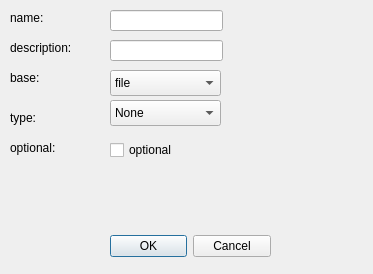
Before: the Qt Designer form pyqt5_ui/inputs.ui in joshicola/gear-building-gui, drawn with Qt 5.
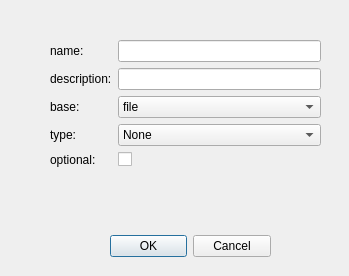
After: the same form once the commit is applied.

```diff
--- a/pyqt5_ui/inputs.ui
+++ b/pyqt5_ui/inputs.ui
@@ -6,8 +6,8 @@
    <rect>
     <x>0</x>
     <y>0</y>
-    <width>373</width>
-    <height>274</height>
+    <width>349</width>
+    <height>276</height>
    </rect>
   </property>
   <property name="windowTitle">
@@ -29,100 +29,45 @@
     <set>QDialogButtonBox::Cancel|QDialogButtonBox::Ok</set>
    </property>
   </widget>
-  <widget class="QLineEdit" name="txt_name">
+  <widget class="QWidget" name="formLayoutWidget">
    <property name="geometry">
     <rect>
-     <x>110</x>
-     <y>10</y>
-     <width>113</width>
-     <height>21</height>
+     <x>50</x>
+     <y>40</y>
+     <width>271</width>
+     <height>151</height>
     </rect>
    </property>
-  </widget>
+   <layout class="QFormLayout" name="formLayout">
+    <item row="0" column="0">
   <widget class="QLabel" name="label">
-   <property name="geometry">
-    <rect>
-     <x>10</x>
-     <y>10</y>
-     <width>60</width>
-     <height>16</height>
-    </rect>
-   </property>
    <property name="text">
     <string>name:</string>
    </property>
   </widget>
+    </item>
+    <item row="0" column="1">
+     <widget class="QLineEdit" name="txt_name"/>
+    </item>
+    <item row="1" column="0">
   <widget class="QLabel" name="label_2">
-   <property name="geometry">
-    <rect>
-     <x>10</x>
-     <y>40</y>
-     <width>81</width>
-     <height>16</height>
-    </rect>
-   </property>
    <property name="text">
     <string>description:</string>
    </property>
   </widget>
+    </item>
+    <item row="1" column="1">
+     <widget class="QLineEdit" name="txt_description"/>
+    </item>
+    <item row="2" column="0">
   <widget class="QLabel" name="label_3">
-   <property name="geometry">
-    <rect>
-     <x>10</x>
-     <y>70</y>
-     <width>41</width>
-     <height>16</height>
-    </rect>
-   </property>
    <property name="text">
     <string>base:</string>
    </property>
   </widget>
-  <widget class="QLabel" name="label_4">
-   <property name="geometry">
-    <rect>
-     <x>10</x>
-     <y>110</y>
-     <width>81</width>
-     <height>16</height>
-    </rect>
-   </property>
-   <property name="text">
-    <string>type:</string>
-   </property>
-  </widget>
-  <widget class="QLabel" name="label_5">
-   <property name="geometry">
-    <rect>
-     <x>10</x>
-     <y>140</y>
-     <width>81</width>
-     <height>16</height>
-    </rect>
-   </property>
-   <property name="text">
-    <string>optional:</string>
-   </property>
-  </widget>
-  <widget class="QLineEdit" name="txt_description">
-   <property name="geometry">
-    <rect>
-     <x>110</x>
-     <y>40</y>
-     <width>113</width>
-     <height>21</height>
-    </rect>
-   </property>
-  </widget>
+    </item>
+    <item row="2" column="1">
   <widget class="QComboBox" name="cbo_base">
-   <property name="geometry">
-    <rect>
-     <x>110</x>
-     <y>70</y>
-     <width>111</width>
-     <height>26</height>
-    </rect>
-   </property>
    <item>
     <property name="text">
      <string>file</string>
@@ -139,15 +84,16 @@
     </property>
    </item>
   </widget>
+    </item>
+    <item row="3" column="0">
+     <widget class="QLabel" name="label_4">
+      <property name="text">
+       <string>type:</string>
+      </property>
+     </widget>
+    </item>
+    <item row="3" column="1">
   <widget class="QComboBox" name="cbo_type">
-   <property name="geometry">
-    <rect>
-     <x>110</x>
-     <y>100</y>
-     <width>111</width>
-     <height>26</height>
-    </rect>
-   </property>
    <item>
     <property name="text">
      <string>None</string>
@@ -164,18 +110,22 @@
     </property>
    </item>
   </widget>
+    </item>
+    <item row="4" column="0">
+     <widget class="QLabel" name="label_5">
+      <property name="text">
+       <string>optional:</string>
+      </property>
+     </widget>
+    </item>
+    <item row="4" column="1">
   <widget class="QCheckBox" name="ck_optional">
-   <property name="geometry">
-    <rect>
-     <x>110</x>
-     <y>140</y>
-     <width>87</width>
-     <height>20</height>
-    </rect>
-   </property>
    <property name="text">
-    <string>optional</string>
-   </property>
+       <string/>
+      </property>
+     </widget>
+    </item>
+   </layout>
   </widget>
  </widget>
  <resources/>
```
Lines whose indentation alone changed are shown as unchanged.
